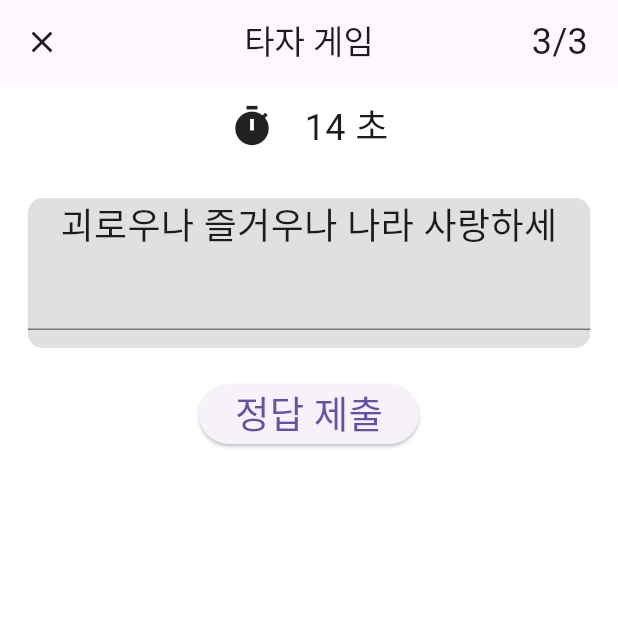
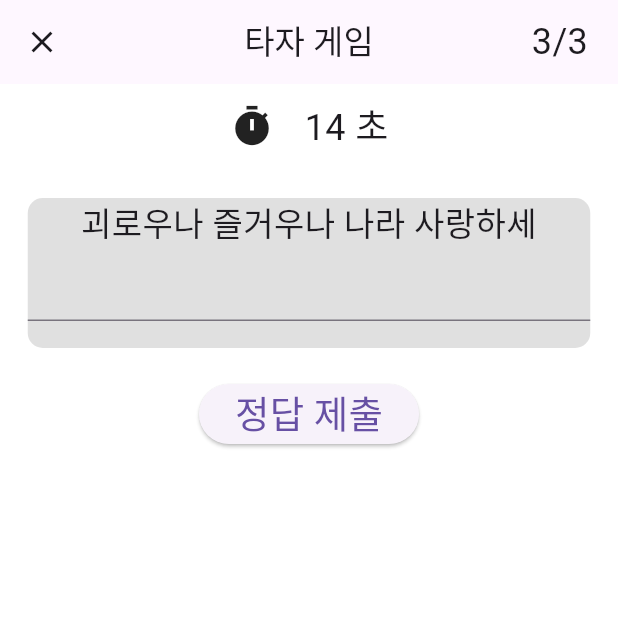
Before and after one commit to minu510/-15-, a Flutter app: the TypingGame screen opened directly, on a phone screen of 412 x 824 dp, the top half of it. Run offline on Flutter 3.47's test engine with Material 3 defaults, Android fonts, the light colour scheme and no system bars; our stand-ins replace table_calendar.

Commit message:
폰에 연동 시 UI 문제 없게 수정

```diff
--- a/lib/main.dart
+++ b/lib/main.dart
@@ -481,7 +481,7 @@ class _CalendarState extends State<Calendar> {
                 padding: const EdgeInsets.all(8.0),
                 child: Text(
                   _events.containsKey(DateTime(_selectedDay.year, _selectedDay.month, _selectedDay.day))
-                      ? "기록: ${_events[DateTime(_selectedDay.year, _selectedDay.month, _selectedDay.day)]}잔"
+                      ? "기록: ${_events[DateTime(_selectedDay.year, _selectedDay.month, _selectedDay.day)]}잔, ${Helper.totalTime}초"
                       : "잘하셨어요! 오늘은 기록이 없습니다!",
                   style: TextStyle(fontSize: 15, fontWeight: FontWeight.bold),
                 ),
@@ -1126,12 +1126,12 @@ class _TypingGameState extends State<TypingGame> {
                 Text(
                   question,
                   textAlign: TextAlign.center,
-                  style: TextStyle(fontSize: 24),
+                  style: TextStyle(fontSize: 22),
                 ),
                 TextField(
                   keyboardType: TextInputType.text,
                   textAlign: TextAlign.center,
-                  style: TextStyle(fontSize: 24, color: Colors.black54),
+                  style: TextStyle(fontSize: 22, color: Colors.black54),
                   cursorColor: Colors.black54,
                   decoration: InputDecoration(),
                   onChanged: (value) {
```
